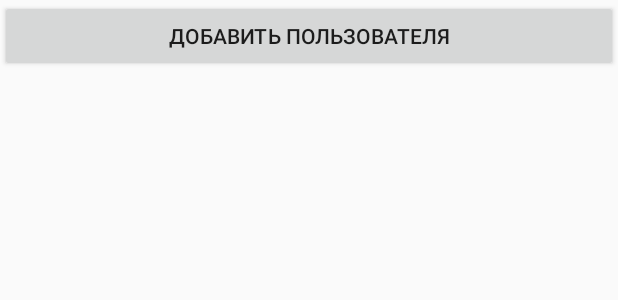
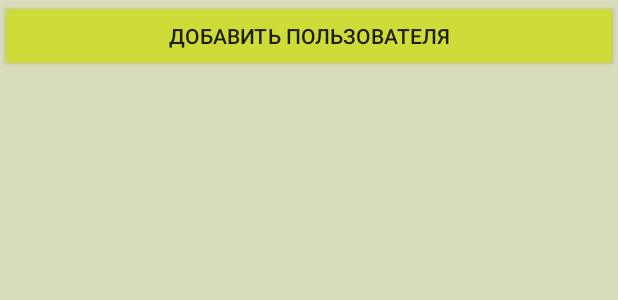
Before and after one commit to tat3377/android_secondApp, an Android app: the layout fragment_user_list.xml on its own in the app's theme, with its tools: preview values and no code run, on a phone screen of 412 x 824 dp. Shown: the top 300 px of the screen. Run offline under Robolectric (Android 15) with nearby library versions, the phone set to English and light mode, and no system bars.

Commit message:
Изменён дизайн

```diff
--- a/secondApp/app/src/main/res/layout/activity_add_user.xml
+++ b/secondApp/app/src/main/res/layout/activity_add_user.xml
@@ -75,7 +75,7 @@
         android:id="@+id/insertUserBtn"
         android:layout_width="370dp"
         android:layout_height="wrap_content"
-        android:backgroundTint="#4F81CF"
+        android:backgroundTint="#CDDC39"
         android:text="Добавить пользователя"
         android:textSize="24sp"
         app:layout_constraintBottom_toBottomOf="parent"
--- a/secondApp/app/src/main/res/layout/fragment_user_list.xml
+++ b/secondApp/app/src/main/res/layout/fragment_user_list.xml
@@ -2,14 +2,21 @@
 <LinearLayout xmlns:android="http://schemas.android.com/apk/res/android"
     android:layout_width="match_parent"
     android:layout_height="match_parent"
+    android:background="#DADDBB"
     android:orientation="vertical">
+
     <Button
+        android:id="@+id/addUser"
         android:layout_width="match_parent"
         android:layout_height="wrap_content"
-        android:text="Добавить пользователя"
-        android:id="@+id/addUser"/>
+        android:backgroundTint="#CDDC39"
+        android:text="Добавить пользователя" />
+
     <androidx.recyclerview.widget.RecyclerView
+        android:id="@+id/recyclerview"
         android:layout_width="match_parent"
         android:layout_height="match_parent"
-        android:id="@+id/recyclerview" />
+
+        android:layout_marginLeft="20dp"
+        android:padding="10dp" />
 </LinearLayout>
```
